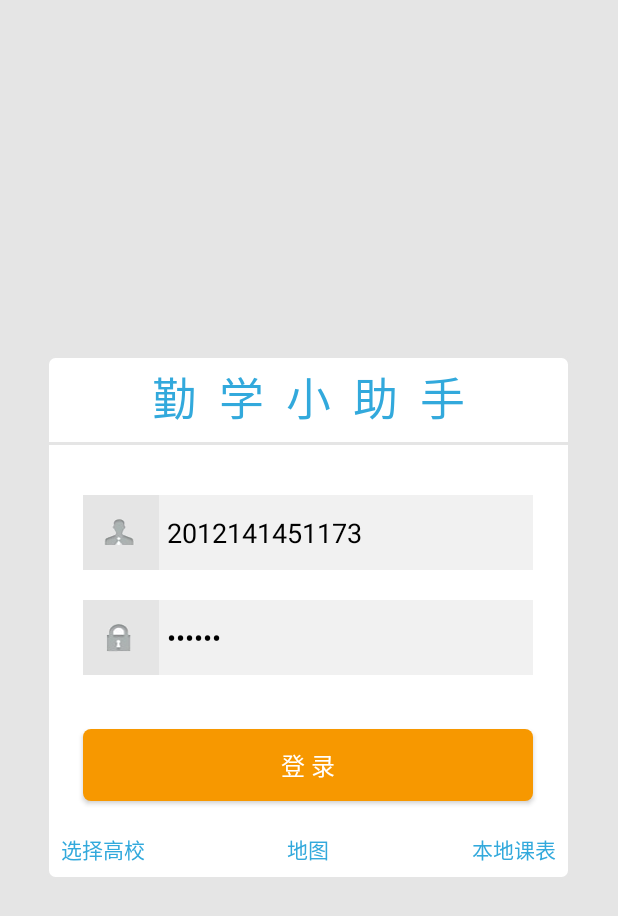
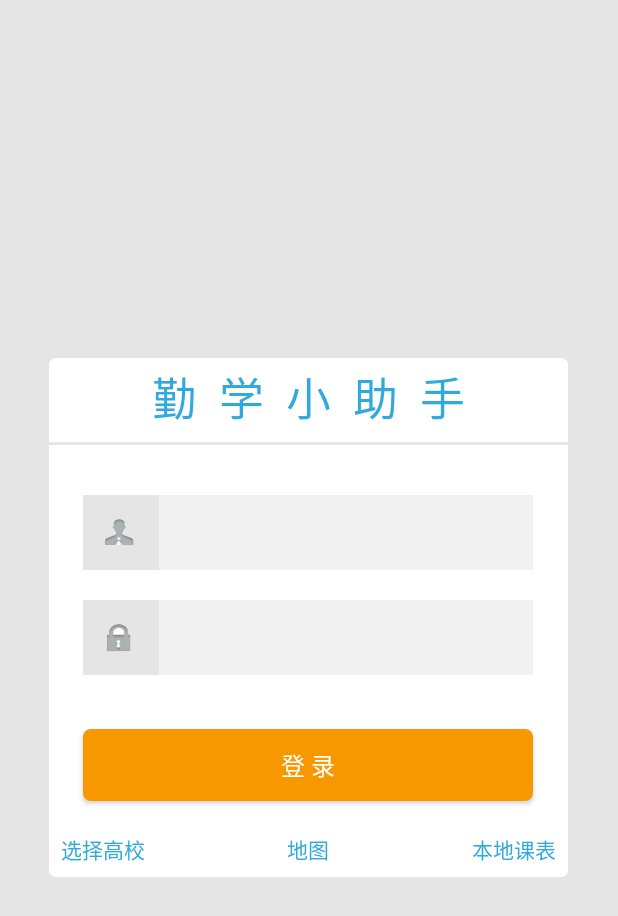
Before and after one commit to CrazyRunning/MyStudyHelper, an Android app: the layout loginactivity.xml on its own in the app's theme, with its tools: preview values and no code run, on a phone screen of 412 x 824 dp. Shown: the top 916 px of the screen. Run offline under Robolectric (Android 15) with nearby library versions, the phone set to English and light mode, and no system bars.

Commit message:
Update loginactivity.xml

```diff
--- a/app/src/main/res/layout/loginactivity.xml
+++ b/app/src/main/res/layout/loginactivity.xml
@@ -73,7 +73,7 @@
                     android:background="@null"
                     android:layout_marginLeft="5dp"
                     android:inputType="number"
-                    android:text="2012141451173"
+
                     android:textColor="@color/black"/>
             </LinearLayout>
 
@@ -114,7 +114,7 @@
                     android:background="@null"
                     android:layout_marginLeft="5dp"
                     android:inputType="textPassword"
-                    android:text="px.528"
+
                     android:textColor="@color/black"/>
             </LinearLayout>
 
```
